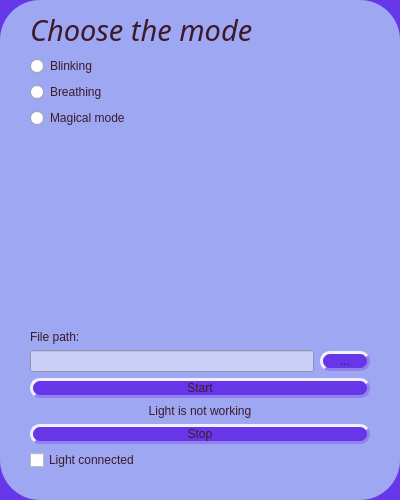
oleg626/MagicaLLight, file mainwindow.ui: the form before one commit.
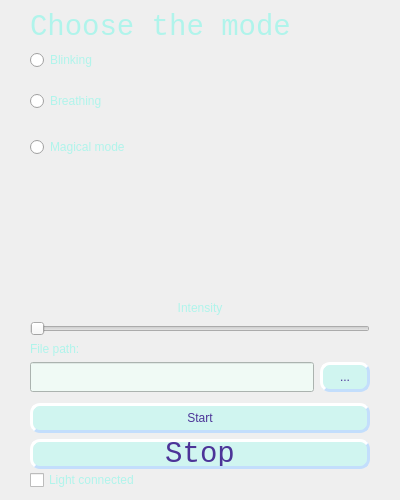
The form after the commit. Icons and pictures are not drawn.

```diff
--- a/mainwindow.ui
+++ b/mainwindow.ui
@@ -46,23 +46,21 @@
   <property name="styleSheet">
    <string notr="true">#MainWindow 
 {
-    background: rgb(102, 55, 232);
-	font: 22pt &quot;Sitka Subheading&quot;;
+
 }
 
 #centralWidget 
 {
-    border: 10px rgb(62, 25, 41);
-    border-radius: 40px;
-    background: rgb(157, 167, 242);
+	
+	background-image: url(:/background-image/images/bg/off_ready.png);
 }
 
 QPushButton
 {
-	background-color : rgb(102, 55, 232);
-	font: 87 italic 22pt &quot;Segoe UI Black&quot;;
-	color:rgb(62, 25, 41);
-	border-color: rgb(149, 127, 239);
+	background-color : rgb(208, 245, 240);
+	font: 75 22pt &quot;Consolas&quot;;
+	color:rgb(76, 52, 152);
+	border-color: rgb(195, 222, 252);
 	border-width: 3px;
 	border-style: outset;
 	border-radius: 10px;
@@ -77,34 +75,34 @@
 QLabel#filePath_label
 {
 	
-	font: 87 italic 16pt &quot;Segoe UI Black&quot;;
+	font: 75 16pt &quot;Consolas&quot;;
 }
 
 QLabel
 {	
-	font: 87 italic 22pt &quot;Segoe UI Black&quot;;
-	color: rgb(62, 25, 41);
+	font: 75 22pt &quot;Consolas&quot;;
+	color:rgb(176, 244, 235);
 }
 
 QCheckBox
 {
-	font: 87 italic 22pt &quot;Segoe UI Black&quot;;
-	color: rgb(62, 25, 41);
+	font: 75 22pt &quot;Consolas&quot;;
+	color: rgb(176, 244, 235);
 }
 
 QLineEdit
 {
-	font: 87 italic 22pt &quot;Segoe UI Black&quot;;
-	color: rgb(62, 25, 41);
-	background-color:rgb(201, 207, 247)
+	font: 75 22pt &quot;Consolas&quot;;
+	color:rgb(76, 52, 152);
+	background-color:rgb(240, 250, 245)
 }
 
 QRadioButton
 {
-	color:rgb(62, 25, 41);
+	color:rgb(176, 244, 235);
 	
 	
-	font: 87 italic 22pt &quot;Segoe UI Black&quot;;
+	font: 75 22pt &quot;Consolas&quot;;
 }
 QPushButton#push_button { background-color: red; }
 QPushButton#push_button:hover { background-color: white; }
@@ -162,7 +160,7 @@
      <number>30</number>
     </property>
     <property name="bottomMargin">
-     <number>30</number>
+     <number>10</number>
     </property>
     <item alignment="Qt::AlignTop">
      <widget class="QLabel" name="chooseMode_label">
@@ -174,10 +172,10 @@
       </property>
       <property name="font">
        <font>
-        <family>Segoe UI Black</family>
+        <family>Consolas</family>
         <pointsize>22</pointsize>
-        <weight>10</weight>
-        <italic>true</italic>
+        <weight>9</weight>
+        <italic>false</italic>
         <bold>false</bold>
        </font>
       </property>
@@ -203,14 +201,26 @@
       <property name="text">
        <string>Blinking</string>
       </property>
+      <property name="iconSize">
+       <size>
+        <width>25</width>
+        <height>25</height>
+       </size>
+      </property>
      </widget>
     </item>
     <item>
      <widget class="QRadioButton" name="breathing_radioButton">
+      <property name="minimumSize">
+       <size>
+        <width>0</width>
+        <height>50</height>
+       </size>
+      </property>
       <property name="maximumSize">
        <size>
         <width>16777215</width>
-        <height>40</height>
+        <height>50</height>
        </size>
       </property>
       <property name="text">
@@ -220,10 +230,16 @@
     </item>
     <item>
      <widget class="QRadioButton" name="magic_radioButton">
+      <property name="minimumSize">
+       <size>
+        <width>0</width>
+        <height>30</height>
+       </size>
+      </property>
       <property name="maximumSize">
        <size>
         <width>16777215</width>
-        <height>40</height>
+        <height>50</height>
        </size>
       </property>
       <property name="text">
@@ -244,6 +260,26 @@
       </property>
      </spacer>
     </item>
+    <item>
+     <widget class="QLabel" name="intensity_label">
+      <property name="text">
+       <string>Intensity</string>
+      </property>
+      <property name="alignment">
+       <set>Qt::AlignCenter</set>
+      </property>
+     </widget>
+    </item>
+    <item>
+     <widget class="QSlider" name="intensity_slider">
+      <property name="maximum">
+       <number>1023</number>
+      </property>
+      <property name="orientation">
+       <enum>Qt::Horizontal</enum>
+      </property>
+     </widget>
+    </item>
     <item>
      <widget class="QLabel" name="filePath_label">
       <property name="text">
@@ -264,7 +300,13 @@
         <property name="minimumSize">
          <size>
           <width>0</width>
-          <height>0</height>
+          <height>30</height>
+         </size>
+        </property>
+        <property name="maximumSize">
+         <size>
+          <width>16777215</width>
+          <height>30</height>
          </size>
         </property>
        </widget>
@@ -274,7 +316,13 @@
         <property name="minimumSize">
          <size>
           <width>50</width>
-          <height>0</height>
+          <height>30</height>
+         </size>
+        </property>
+        <property name="maximumSize">
+         <size>
+          <width>16777215</width>
+          <height>30</height>
          </size>
         </property>
         <property name="text">
@@ -301,7 +349,13 @@
       <property name="minimumSize">
        <size>
         <width>300</width>
-        <height>0</height>
+        <height>30</height>
+       </size>
+      </property>
+      <property name="maximumSize">
+       <size>
+        <width>16777215</width>
+        <height>20</height>
        </size>
       </property>
       <property name="text">
@@ -309,18 +363,29 @@
       </property>
      </widget>
     </item>
-    <item>
-     <widget class="QLabel" name="working_label">
-      <property name="text">
-       <string>Light is not working</string>
-      </property>
-      <property name="alignment">
-       <set>Qt::AlignCenter</set>
-      </property>
-     </widget>
-    </item>
     <item>
      <widget class="QPushButton" name="stop_button">
+      <property name="minimumSize">
+       <size>
+        <width>0</width>
+        <height>30</height>
+       </size>
+      </property>
+      <property name="maximumSize">
+       <size>
+        <width>16777215</width>
+        <height>20</height>
+       </size>
+      </property>
+      <property name="font">
+       <font>
+        <family>Consolas</family>
+        <pointsize>22</pointsize>
+        <weight>9</weight>
+        <italic>false</italic>
+        <bold>false</bold>
+       </font>
+      </property>
       <property name="text">
        <string>Stop</string>
       </property>
```
Left out of the diff: 2 changed lines with no effect on the pictures.
